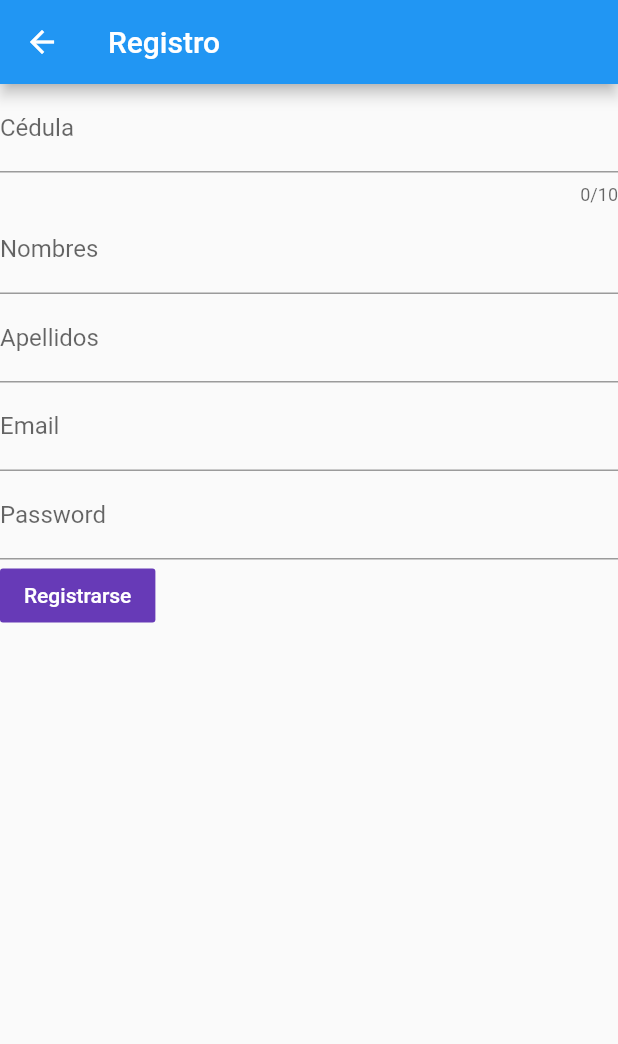
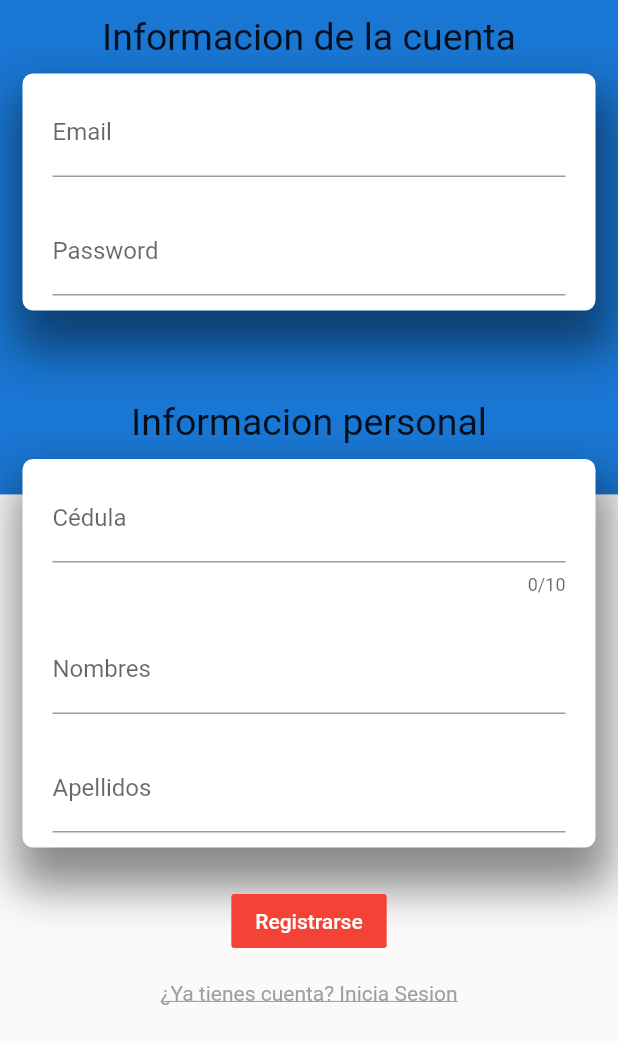
Before and after one commit to StevenHerrera21/flutter_proyecto, a Flutter app: the screen it shows after launch, after a tap on "¿No tienes cuenta? Registrate", on a phone screen of 412 x 824 dp. Shown: the top 1044 px of the screen. Run offline on Flutter 3.47's test engine with Material 2 defaults, Android fonts, the phone set to English and light mode, and no system bars; our stand-ins replace cloud_firestore, firebase_auth, firebase_core, google_sign_in, image_picker; missing offline and left inert: mime_type, tflite; accounts and stored records are empty.

Commit message:
Interfaz de usuario modificada

```diff
--- a/flutter_proyecto/lib/loginemail.dart
+++ b/flutter_proyecto/lib/loginemail.dart
@@ -15,42 +15,97 @@ class _LoginPageState extends State<LoginPage> {
 
   @override
   Widget build(BuildContext context) {
+    double alto = MediaQuery.of(context).size.height;
     return Scaffold(
       //resizeToAvoidBottomPadding: false, //evitar error bottom overflowed
-      body: Form(
+      body: Stack(
+        children: [
+          Container(
+            width: double.infinity,
+            height: double.infinity,
+            child: Column(
+              children: [
+                Container(
+                  child: Icon(
+                    Icons.lock_rounded,
+                    color: Colors.white,
+                    size: 110.0,
+                  ),
+                  //En caso de conseguir una imagen png utilizar este codigo
+                  /*child: Center(
+                    child: Image(
+                      image: AssetImage('assets/images/icono-login.png'),
+                      height: 90.0,
+                    ),
+                  ),*/
+                  color: Colors.blue[700],
+                  width: double.infinity,
+                  height: alto*0.35,
+                ),
+                /*Container(
+                  height: alto*0.70,
+                  color: Colors.white,
+                ),*/
+              ],
+            ),
+          ),
+          Container(
+            child: SingleChildScrollView(
+              child: Column(
+                children: [
+                  SizedBox(height: alto*0.25,),
+                  Form(
                     key: _formKey,
-        //autovalidate: _autovalidate,
                     child: Container(
-          //padding: EdgeInsets.all(15.0),
-          child: Stack(
-            children: <Widget>[
-              Container(
+                      padding: EdgeInsets.all(10.0),
                       decoration: BoxDecoration(
-                  image: DecorationImage(
-                    image: ExactAssetImage('assets/images/login2.jpg'),
-                    fit: BoxFit.cover,
+                        borderRadius: BorderRadius.circular(17.0),
+                        color: Colors.white,
+                        boxShadow: <BoxShadow>[
+                          BoxShadow(
+                            color: Colors.black45,
+                            blurRadius: 25.0,
+                            spreadRadius: 7.0,
+                            offset: Offset(3.0, 20),
+                          )
+                        ]
+                      ),
+                      margin: EdgeInsets.all(25.0),
+                      child: Column(
+                        mainAxisSize: MainAxisSize.min,
+                        children: [
+                          Padding(
+                            padding: EdgeInsets.symmetric(vertical: 30.0),
+                            child: Text('Login', style: TextStyle(fontSize: 35.0),),
+                          ),
+                          _correo(),
+                          SizedBox(height: 10.0),
+                          _pass(),
+                          SizedBox(height: 20.0,)
+                        ],
                       ),
                     ),
                   ),
                   Container(
-                child: new Card(
-                  color: Colors.grey[100],
-                  margin: new EdgeInsets.only(
-                      left: 20.0, right: 20.0, top: 250.0, bottom: 80.0),
-                  shape: RoundedRectangleBorder(
-                      borderRadius: BorderRadius.circular(10.0)),
-                  elevation: 8.0,
-                  child: new Padding(
-                    padding: new EdgeInsets.all(25.0),
-                    child: new Column(
-                      children: <Widget>[
-                        new Container(
-                          child: new TextFormField(
+                    child: _botones(),
+                    margin: EdgeInsets.symmetric(horizontal: 75.0),
+                  ),
+                ],
+              ),
+            ),
+          )
+        ],
+      ),
+    );
+  }
+
+  Widget _correo(){
+    return TextFormField(
       maxLines: 1,
       keyboardType: TextInputType.emailAddress,
       controller: _emailController,
       textInputAction: TextInputAction.next,
-                            decoration: new InputDecoration(
+      decoration: InputDecoration(
           labelText: 'Email', icon: Icon(Icons.email)),
       validator: (value) {
         bool emailValid = RegExp(
@@ -60,16 +115,17 @@ class _LoginPageState extends State<LoginPage> {
           return 'Ingrese un correo valido';
         }
       },
-                          ),
-                        ),
-                        new Container(
-                          child: new TextFormField(
+    );
+  }
+
+  Widget _pass(){
+    return TextFormField(
       maxLines: 1,
       controller: _passwordController,
       obscureText: true,
       textInputAction: TextInputAction.next,
       keyboardType: TextInputType.text,
-                            decoration: new InputDecoration(
+      decoration: InputDecoration(
         labelText: 'Password',
         icon: Icon(
           Icons.vpn_key,
@@ -84,20 +140,24 @@ class _LoginPageState extends State<LoginPage> {
           return 'Ingrese la contraseña';
         }
       },
-                          ),
-                        ),
-                        new Padding(padding: new EdgeInsets.only(top: 30.0)),
-                        new RaisedButton(
+    );
+  }
+
+  Widget _botones(){
+    return Container(
+      child: Column(
+        children: [
+          RaisedButton(
             color: Colors.red,
-                          shape: new RoundedRectangleBorder(
-                              borderRadius: new BorderRadius.circular(30.0)),
-                          padding: new EdgeInsets.all(16.0),
-                          child: new Row(
+            shape: RoundedRectangleBorder(
+                borderRadius: BorderRadius.circular(30.0)),
+            padding: EdgeInsets.all(16.0),
+            child: Row(
               mainAxisAlignment: MainAxisAlignment.center,
               children: <Widget>[
-                              new Text(
+               Text(
                   'Iniciar Sesión',
-                                style: new TextStyle(
+                  style: TextStyle(
                       fontSize: 14.0,
                       fontWeight: FontWeight.w500,
                       color: Colors.white),
@@ -108,18 +168,18 @@ class _LoginPageState extends State<LoginPage> {
               signInWithEmail();
             },
           ),
-                        Divider(),
-                        new RaisedButton(
+          SizedBox(height: 15.0),
+          RaisedButton(
             color: Colors.red,
-                          shape: new RoundedRectangleBorder(
-                              borderRadius: new BorderRadius.circular(30.0)),
-                          padding: new EdgeInsets.all(16.0),
-                          child: new Row(
+            shape: RoundedRectangleBorder(
+                borderRadius: BorderRadius.circular(30.0)),
+            padding: EdgeInsets.all(16.0),
+            child: Row(
               mainAxisAlignment: MainAxisAlignment.center,
               children: <Widget>[
-                              new Text(
+               Text(
                   'Ingresa con Google',
-                                style: new TextStyle(
+                  style: TextStyle(
                       fontSize: 14.0,
                       fontWeight: FontWeight.w500,
                       color: Colors.white),
@@ -128,14 +188,8 @@ class _LoginPageState extends State<LoginPage> {
             ),
             onPressed: () => Navigator.pushNamed(context, 'sign'),
           ),
-                        Align(
-                          alignment: Alignment.center,
-                          child: Padding(
-                            padding: const EdgeInsets.only(
-                              top: 6,
-                              right: 32,
-                            ),
-                            child: InkWell(
+          SizedBox(height: 15.0),
+          InkWell(
             onTap: () => Navigator.pushNamed(context, 'register'),
             child: Container(
               child: Text(
@@ -147,16 +201,8 @@ class _LoginPageState extends State<LoginPage> {
               ),
             ),
           ),
-                          ),
-                        ),
+          SizedBox(height: 15.0),
         ],
-                    ),
-                  ),
-                ),
-              ),
-            ],
-          ),
-        ),
       ),
     );
   }
--- a/flutter_proyecto/lib/registerpage.dart
+++ b/flutter_proyecto/lib/registerpage.dart
@@ -21,53 +21,121 @@ class _RegisterPageState extends State<RegisterPage> {
   String _userEmail;
   @override
   Widget build(BuildContext context) {
+    double alto = MediaQuery.of(context).size.height;
     return Scaffold(
-      appBar: AppBar(
-        title: Text(widget.title),
+      //resizeToAvoidBottomPadding: false, //evitar error bottom overflowed
+      body: Stack(
+        children: [
+          Container(
+            width: double.infinity,
+            height: double.infinity,
+            child: Column(
+              children: [
+                Container(
+                  //En caso de conseguir una imagen png utilizar este codigo
+                  /*child: Center(
+                    child: Image(
+                      image: AssetImage('assets/images/icono-login.png'),
+                      height: 90.0,
                     ),
-      body: Form(
+                  ),*/
+                  color: Colors.blue[700],
+                  width: double.infinity,
+                  height: alto*0.40,
+                ),
+                /*Container(
+                  height: alto*0.70,
+                  color: Colors.white,
+                ),*/
+              ],
+            ),
+          ),
+          Container(
+            child: SafeArea(
+              child: SingleChildScrollView(
+                child: Column(
+                  children: [
+                    _formulario(),
+                    _botones(),
+                  ],
+                ),
+              ),
+            ),
+          )
+        ],
+      ),
+    );
+  }
+
+  Widget _formulario(){
+    return Form(
       key: _formKey,
+      child: Container(
+        //padding: EdgeInsets.all(10.0),
+        margin: EdgeInsets.fromLTRB(15.0, 0.0, 15.0, 25.0),
         child: Column(
-          crossAxisAlignment: CrossAxisAlignment.start,
-          children: <Widget>[
-            TextFormField(
-              keyboardType: TextInputType.number,
-              maxLength: 10,
-              controller: _cedulaController,
-              decoration: InputDecoration(
-                labelText: 'Cédula',
+          mainAxisSize: MainAxisSize.min,
+          children: [
+            Padding(
+              padding: EdgeInsets.all(10.0),
+              child: Text('Informacion de la cuenta', style: TextStyle(fontSize: 25.0),),
             ),
-              validator: (value) {
-                if (value.isEmpty || value.length <= 9) {
-                  return 'Ingrese su cédula';
+            Container(
+              decoration: BoxDecoration(
+                borderRadius: BorderRadius.circular(7.0),
+                color: Colors.white,
+                boxShadow: <BoxShadow>[
+                  BoxShadow(
+                    color: Colors.black45,
+                    blurRadius: 25.0,
+                    spreadRadius: 7.0,
+                    offset: Offset(3.0, 20),
+                  )
+                ]
+              ),
+              child: Column(
+                children: [
+                  _email(),
+                  _pass()
+                ],
+              ),
+            ),
+            SizedBox(height: 50.0,),
+            Padding(
+              padding: EdgeInsets.all(10.0),
+              child: Text('Informacion personal', style: TextStyle(fontSize: 25.0),),
+            ),
+            Container(
+              decoration: BoxDecoration(
+                borderRadius: BorderRadius.circular(7.0),
+                color: Colors.white,
+                boxShadow: <BoxShadow>[
+                  BoxShadow(
+                    color: Colors.black45,
+                    blurRadius: 25.0,
+                    spreadRadius: 7.0,
+                    offset: Offset(3.0, 20),
+                  )
+                ]
+              ),
+              child: Column(
+                children: [
+                  _cedula(),
+                  _nombres(),
+                  _apellidos(),
+                ],
+              ),
+            ),
+          ],
+        ),
+      ),
+    );
   }
-              },
-            ),
-            TextFormField(
-              keyboardType: TextInputType.text,
-              controller: _nombresController,
-              decoration: InputDecoration(
-                labelText: 'Nombres',
-              ),
-              validator: (value) {
-                if (value.isEmpty) {
-                  return 'Ingrese sus nombres';
-                }
-              },
-            ),
-            TextFormField(
-              keyboardType: TextInputType.text,
-              controller: _apellidosController,
-              decoration: InputDecoration(
-                labelText: 'Apellidos',
-              ),
-              validator: (value) {
-                if (value.isEmpty) {
-                  return 'Ingrese sus apellidos';
-                }
-              },
-            ),
-            TextFormField(
+
+  Widget _email(){
+    return Container(
+      margin: EdgeInsets.symmetric(vertical: 10.0, horizontal: 20.0),
+      child: TextFormField(
         keyboardType: TextInputType.emailAddress,
         controller: _emailController,
         decoration: InputDecoration(
@@ -82,7 +150,13 @@ class _RegisterPageState extends State<RegisterPage> {
           }
         },
       ),
-            TextFormField(
+    );
+  }
+
+  Widget _pass(){
+    return Container(
+      margin: EdgeInsets.symmetric(vertical: 10.0, horizontal: 20.0),
+      child: TextFormField(
         controller: _passswordController,
         decoration: InputDecoration(labelText: 'Password'),
         obscureText: true,
@@ -93,9 +167,71 @@ class _RegisterPageState extends State<RegisterPage> {
           }
         },
       ),
+    );
+  }
+
+  Widget _cedula(){
+    return Container(
+      margin: EdgeInsets.symmetric(vertical: 10.0, horizontal: 20.0),
+      child: TextFormField(
+        keyboardType: TextInputType.number,
+        maxLength: 10,
+        controller: _cedulaController,
+        decoration: InputDecoration(
+          labelText: 'Cédula',
+        ),
+        validator: (value) {
+          if (value.isEmpty || value.length <= 9) {
+            return 'Ingrese su cédula';
+          }
+        },
+      ),
+    );
+  }
+
+  Widget _nombres(){
+    return Container(
+      margin: EdgeInsets.symmetric(vertical: 10.0, horizontal: 20.0),
+      child: TextFormField(
+        keyboardType: TextInputType.text,
+        controller: _nombresController,
+        decoration: InputDecoration(
+          labelText: 'Nombres',
+        ),
+        validator: (value) {
+          if (value.isEmpty) {
+            return 'Ingrese sus nombres';
+          }
+        },
+      ),
+    );
+  }
+
+  Widget _apellidos(){
+    return Container(
+      margin: EdgeInsets.symmetric(vertical: 10.0, horizontal: 20.0),
+      child: TextFormField(
+        keyboardType: TextInputType.text,
+        controller: _apellidosController,
+        decoration: InputDecoration(
+          labelText: 'Apellidos',
+        ),
+        validator: (value) {
+          if (value.isEmpty) {
+            return 'Ingrese sus apellidos';
+          }
+        },
+      ),
+    );
+  }
+
+  Widget _botones(){
+    return Container(
+      child: Column(
+        children: [
           FlatButton(
               child: Text('Registrarse'),
-                color: Colors.deepPurple,
+              color: Colors.red,
               textColor: Colors.white,
               onPressed: () {
                 _register();
@@ -107,9 +243,21 @@ class _RegisterPageState extends State<RegisterPage> {
                 : (_success
                     ? '¡Registro Exitoso!' + _userEmail
                     : 'Registro fallido')),
-            )
+          ),
+          InkWell(
+            onTap: () => Navigator.pop(context),
+            child: Container(
+              child: Text(
+                '¿Ya tienes cuenta? Inicia Sesion',
+                style: TextStyle(
+                  color: Colors.grey,
+                  decoration: TextDecoration.underline,
+                ),
+              ),
+            ),
+          ),
+          SizedBox(height: 25.0,)
         ],
-        ),
       ),
     );
   }
@@ -123,7 +271,7 @@ class _RegisterPageState extends State<RegisterPage> {
     super.dispose();
   }
 
-  void _register() async {/*
+  void _register() async {
     if (_formKey.currentState.validate()) {
       final UserCredential user = await _auth.createUserWithEmailAndPassword(
         email: _emailController.text,
@@ -131,8 +279,8 @@ class _RegisterPageState extends State<RegisterPage> {
       );
       FirebaseFirestore.instance
           .collection("Usuarios")
-          .document(_emailController.text)
-          .setData({
+          .doc(_emailController.text)
+          .set({
         "Cedula": _cedulaController.text,
         "Nombres": _nombresController.text,
         "Apellidos": _apellidosController.text,
@@ -140,7 +288,7 @@ class _RegisterPageState extends State<RegisterPage> {
       });
       setState(() {
         _success = true;
-        _userEmail = user.email;
+        _userEmail = "";
         _cedulaController.clear();
         _nombresController.clear();
         _apellidosController.clear();
@@ -149,6 +297,6 @@ class _RegisterPageState extends State<RegisterPage> {
       });
     } else {
       _success = false;
-    }*/
     }
   }
+}
```
Also changed, not shown: flutter_proyecto/assets/images/icono-login.png (added). Lines whose indentation alone changed are shown as unchanged.
